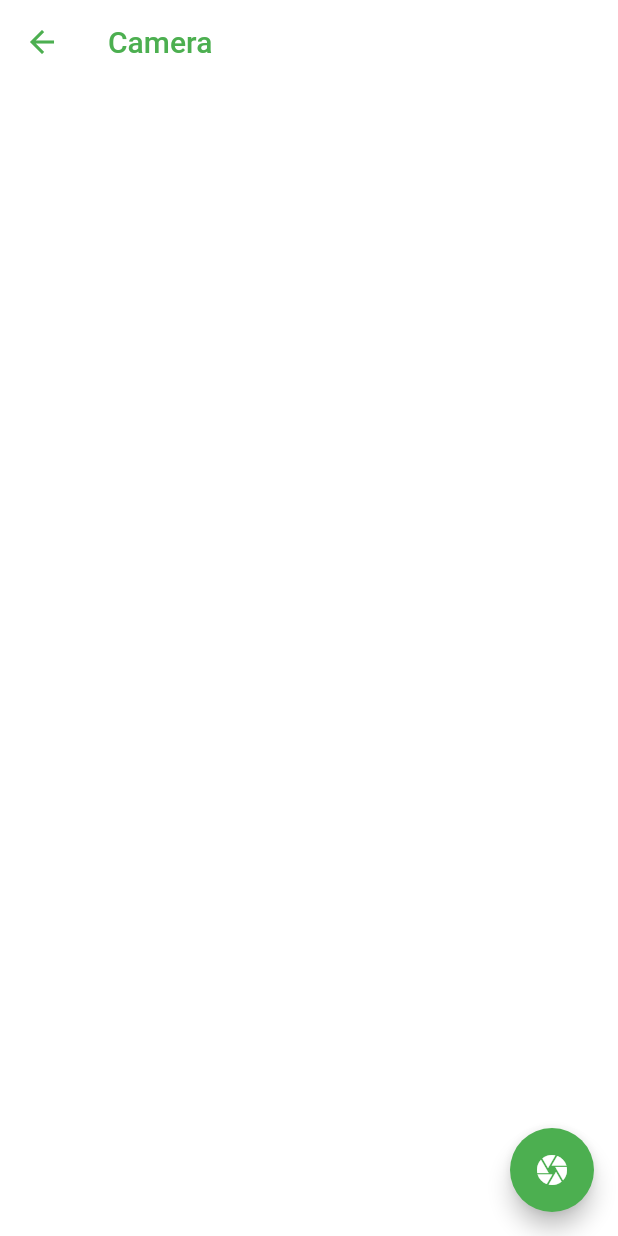
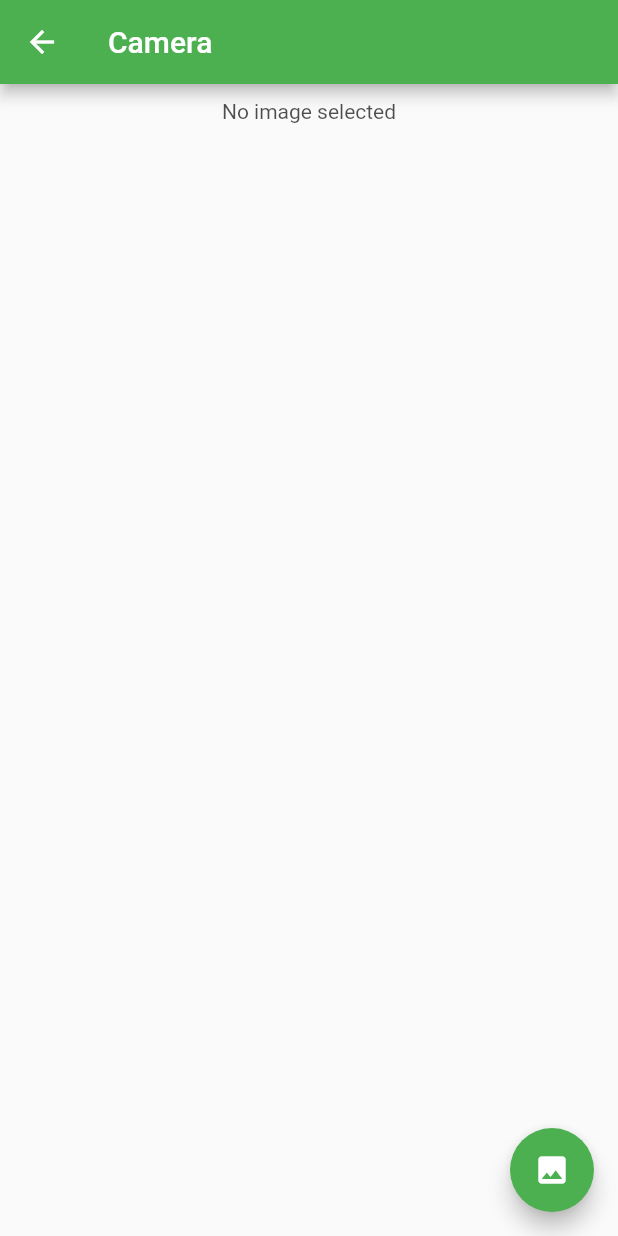
Before and after one commit to Toka-Ali/apple_app, a Flutter app: the screen it shows after launch, after a tap on "1- Take Picture", on a phone screen of 412 x 824 dp. Run offline on Flutter 3.47's test engine with Material 2 defaults, Android fonts, the phone set to English and light mode, and no system bars; our stand-ins replace conditional_builder_null_safety, dio, flutter_bloc, font_awesome_flutter, image_picker, webview_flutter; missing offline and left inert: tflite.

Commit message:
first commit

```diff
--- a/lib/screens/home_page.dart
+++ b/lib/screens/home_page.dart
@@ -1,11 +1,11 @@
 import 'package:farghaly/screens/apple_screen.dart';
+import 'package:farghaly/screens/test_camera.dart';
 import 'package:farghaly/weather/cubit/cubit.dart';
 import 'package:farghaly/weather/cubit/states.dart';
 import 'package:flutter/material.dart';
 import 'package:flutter_bloc/flutter_bloc.dart';
 import 'package:font_awesome_flutter/font_awesome_flutter.dart';
 
-import '../screens/test_camera.dart';
 import '../weather/weather_screen.dart';
 import 'face_screen.dart';
 import 'insta_screen.dart';
@@ -166,7 +166,7 @@ class HomePage extends StatelessWidget {
                                             context,
                                             MaterialPageRoute(
                                               builder: (context) =>
-                                                  const CameraScreenTest(),
+                                                  const TfliteModel(),
                                             ),
                                           );
                                         },
--- a/lib/screens/test_camera.dart
+++ b/lib/screens/test_camera.dart
@@ -1,123 +1,105 @@
 import 'dart:io';
+import 'package:flutter/foundation.dart';
 import 'package:flutter/material.dart';
 import 'package:image_picker/image_picker.dart';
-import 'package:path_provider/path_provider.dart';
+import 'package:tflite/tflite.dart';
 
-class CameraScreenTest extends StatefulWidget {
-
-  const CameraScreenTest({Key? key,}) : super(key: key);
+class TfliteModel extends StatefulWidget {
+  const TfliteModel({Key? key}) : super(key: key);
 
   @override
-  State<CameraScreenTest> createState() => _CameraScreenState();
+  _TfliteModelState createState() => _TfliteModelState();
 }
 
-class _CameraScreenState extends State<CameraScreenTest> {
-  File? image;
-  /////////////////// initialize list of image /////////////
-  List<File> images = [];
-  final picker = ImagePicker();
-  final imagePicker = ImagePicker();
-  void getImage() async{
-    XFile? pickedFile = await imagePicker.pickImage(source: ImageSource.camera);
+class _TfliteModelState extends State<TfliteModel> {
 
-    if (pickedFile == null) {
-      return null;
-    }
+  late File _image;
+  late List _results;
+  bool imageSelect=false;
+  @override
+  void initState()
+  {
+    super.initState();
+    loadModel();
+  }
+  Future loadModel()
+  async {
+    Tflite.close();
+    String res;
+    res=(await Tflite.loadModel(model: "assets/model_Lite.tflite"))!;
+      if (kDebugMode) {
+        print("Models loading status: $res");
+      }
+  }
 
-    Directory appDirectory = await getApplicationDocumentsDirectory();
-    File newImage = File(appDirectory.path + 'fileName');
-    newImage.writeAsBytes(File(pickedFile.path).readAsBytesSync());
-
+  Future imageClassification(File image)
+  async {
+    final List? recognitions = await Tflite.runModelOnImage(
+      path: image.path,
+      numResults: 6,
+      threshold: 0.05,
+      imageMean: 127.5,
+      imageStd: 127.5,
+    );
     setState(() {
-      image = newImage;
-      print(newImage.toString()+"fffffffffffffffffffffffffffffffffffffffffffffffffffffffff");
-      /////////////// add image to list /////////////////////////
-      _listImage(newImage);
-      //images.add(newImage);
-      print(newImage.path + ' test');
-    });
-
-  }
-  File? userAvatar;
-  _getImage() async{
-    final pickedUserAvatar  =await picker.getImage(source: ImageSource.camera);
-    pickedUserAvatar == null ? print('select Image') : userAvatar = File(pickedUserAvatar.path);
-    print(userAvatar!.path);
-    setState(() {
-      images.add(userAvatar!);
-    });
-
-  }
-  _listImage(File image){
-    setState(() {
-      images.add(image);
+      _results=recognitions!;
+      _image=image;
+      imageSelect=true;
     });
   }
-
-  // {
-  //    XFile? pick = await ImagePicker().pickImage(source:
-  //        ImageSource.camera,
-  //      maxHeight: 1080,
-  //      maxWidth: 1080,
-  //    );
-  //    setState(() {
-  //      image=File(pick!.path);
-  //    });
-  //   Navigator.pop(context);
-  // }
-  // _initUser() async {
-  //   if (image == null) {
-  //     Center(child: const Text("no photo selected"));
-  //   } else {
-  //     Image.file(image!);
-  //   }
-  // }
   @override
   Widget build(BuildContext context) {
     return Scaffold(
-      backgroundColor: Colors.white,
       appBar: AppBar(
-        leading: IconButton(
-          onPressed: (){
-            Navigator.pop(context);
-          },
-          color: Colors.green,
-          icon: const Icon(Icons.arrow_back),
-        ),
-        backgroundColor: Colors.white,
-        elevation: 0,
-        title: const Text("Camera",
-          style: TextStyle(
-            color: Colors.green,
-          ),),
-
+        backgroundColor: Colors.green,
+        title: const Text("Camera"),
       ),
-      body:
-      GridView.builder(
-        itemCount: images.length,
-        gridDelegate: const SliverGridDelegateWithFixedCrossAxisCount(
-            crossAxisCount: 2,
-            crossAxisSpacing: 4.0,
-            mainAxisSpacing: 4.0
-        ),
-        itemBuilder: (BuildContext context, int index){
-          return Image.file(images[index]);
-        },
+      body: ListView(
+        children: [
+          (imageSelect)?Container(
+            margin: const EdgeInsets.all(10),
+            child: Image.file(_image),
+          ):Container(
+            margin: const EdgeInsets.all(10),
+            child: const Opacity(
+              opacity: 0.8,
+              child: Center(
+                child: Text("No image selected"),
+              ),
+            ),
+          ),
+          SingleChildScrollView(
+            child: Column(
+              children: (imageSelect)?_results.map((result) {
+                return Card(
+                  child: Container(
+                    margin: const EdgeInsets.all(10),
+                    child: Text(
+                      "${result['label']} - ${result['confidence'].toStringAsFixed(2)}",
+                      style: const TextStyle(color: Colors.red,
+                          fontSize: 20),
+                    ),
+                  ),
+                );
+              }).toList():[],
+            ),
+          )
+        ],
       ),
-      /*ListView(
-        children: [
-          const SizedBox(height: 50,),
-          image !=null ?
-              Image.file(image!)
-              : const Center(child:
-          Text("no photo selected")),
-        ],
-      ),*/
       floatingActionButton: FloatingActionButton(
-        onPressed: _getImage,
-        child: const Icon(Icons.camera),
         backgroundColor: Colors.green,
+        onPressed: pickImage,
+        child: const Icon(Icons.image),
       ),
     );
   }
+  Future pickImage()
+  async {
+    final ImagePicker _picker = ImagePicker();
+    final XFile? pickedFile = await _picker.pickImage(
+      source: ImageSource.gallery,
+    );
+    File image = File(pickedFile!.path);
+    imageClassification(image);
+  }
 }
```
Also changed, not shown: pubspec.yaml (+5 -67 lines), lib/screens/alpom.dart (deleted), lib/weather/weather_screen.dart (line endings or trailing spaces), pubspec.lock, 3 other files.
